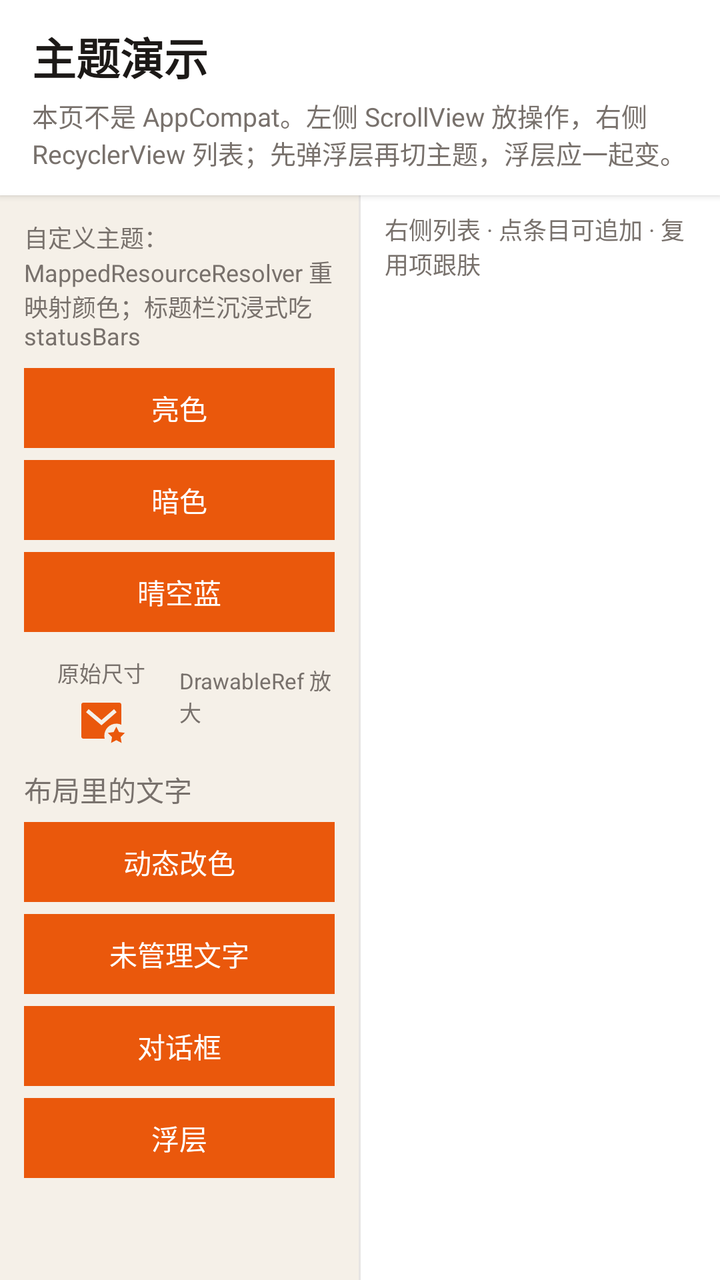
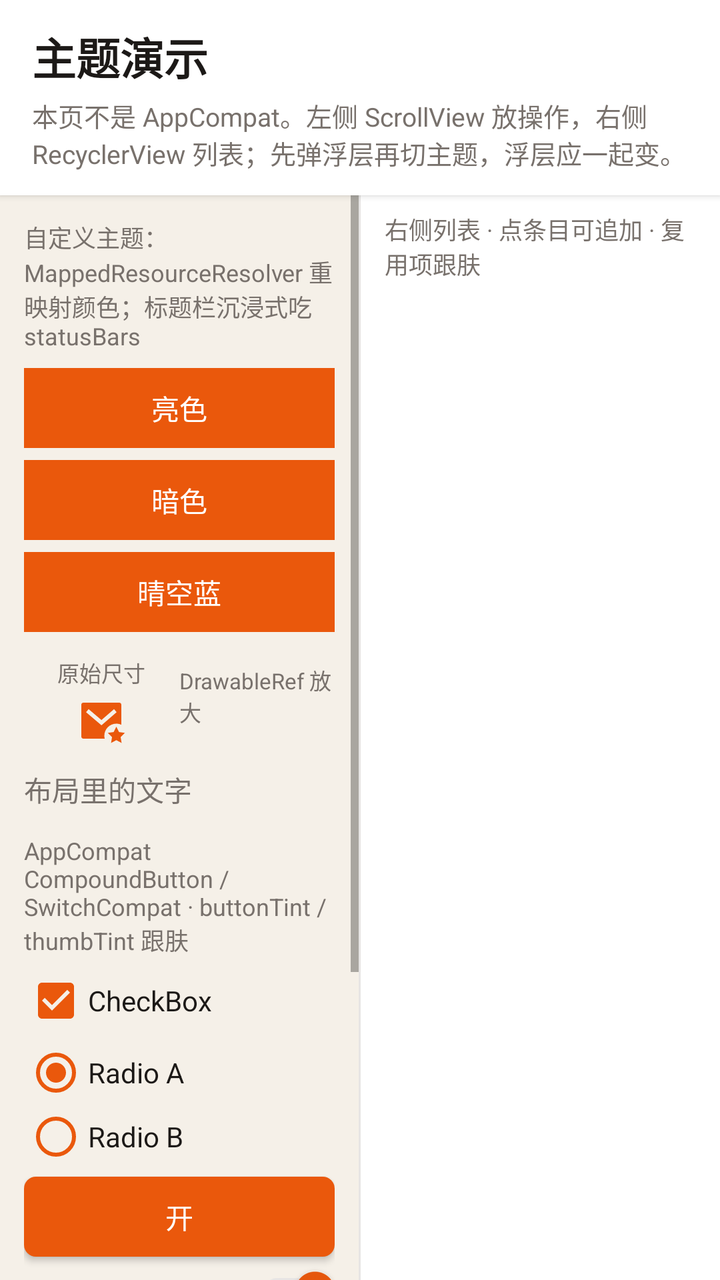

Two renders of the same Android screen: before a commit and after it. Below are the layout's source before the change and the commit's diff.
<!-- AndroidManifest.xml: application theme Theme.Themeless -->
<!-- res/layout/activity_theme_demo.xml -->
<?xml version="1.0" encoding="utf-8"?>
<LinearLayout xmlns:android="http://schemas.android.com/apk/res/android"
    xmlns:app="http://schemas.android.com/apk/res-auto"
    android:id="@+id/themeRoot"
    android:layout_width="match_parent"
    android:layout_height="match_parent"
    android:background="@color/skin_page_bg"
    android:orientation="vertical">

    <LinearLayout
        android:id="@+id/themeTitleBar"
        android:layout_width="match_parent"
        android:layout_height="wrap_content"
        android:background="@color/skin_panel_bg"
        android:elevation="2dp"
        android:orientation="vertical"
        android:paddingStart="16dp"
        android:paddingTop="12dp"
        android:paddingEnd="16dp"
        android:paddingBottom="12dp">

        <TextView
            android:id="@+id/themeTitle"
            android:layout_width="match_parent"
            android:layout_height="wrap_content"
            android:text="@string/theme_demo_title"
            android:textColor="@color/skin_text_primary"
            android:textSize="22sp"
            android:textStyle="bold" />

        <TextView
            android:id="@+id/themeSubtitle"
            android:layout_width="match_parent"
            android:layout_height="wrap_content"
            android:layout_marginTop="4dp"
            android:text="@string/theme_demo_subtitle"
            android:textColor="@color/skin_text_secondary"
            android:textSize="13sp" />
    </LinearLayout>

    <LinearLayout
        android:id="@+id/themeBody"
        android:layout_width="match_parent"
        android:layout_height="0dp"
        android:layout_weight="1"
        android:background="@color/skin_page_bg"
        android:orientation="horizontal">

        <LinearLayout
            android:id="@+id/themeControlsPane"
            android:layout_width="0dp"
            android:layout_height="match_parent"
            android:layout_weight="1"
            android:background="@color/skin_page_bg"
            android:orientation="vertical">

            
            <ScrollView
                android:id="@+id/themeControlsScroll"
                android:layout_width="match_parent"
                android:layout_height="match_parent"
                android:background="@android:color/transparent"
                android:fillViewport="true"
                android:overScrollMode="never"
                android:scrollbars="vertical">

                <LinearLayout
                    android:id="@+id/themeControlsContent"
                    android:layout_width="match_parent"
                    android:layout_height="wrap_content"
                    android:background="@android:color/transparent"
                    android:orientation="vertical"
                    android:padding="12dp">

                <TextView
                    android:layout_width="match_parent"
                    android:layout_height="wrap_content"
                    android:text="@string/theme_demo_custom_hint"
                    android:textColor="@color/skin_text_secondary"
                    android:textSize="12sp" />

                <Button
                    android:id="@+id/btnLight"
                    style="@style/Widget.Themeless.Button"
                    android:layout_width="match_parent"
                    android:layout_height="wrap_content"
                    android:layout_marginTop="8dp"
                    android:background="@color/skin_button_bg"
                    android:backgroundTint="@null"
                    android:text="@string/theme_demo_light"
                    android:textColor="@color/skin_button_text"
                    app:backgroundTint="@null" />

                <Button
                    android:id="@+id/btnDark"
                    style="@style/Widget.Themeless.Button"
                    android:layout_width="match_parent"
                    android:layout_height="wrap_content"
                    android:layout_marginTop="6dp"
                    android:background="@color/skin_button_bg"
                    android:backgroundTint="@null"
                    android:text="@string/theme_demo_dark"
                    android:textColor="@color/skin_button_text"
                    app:backgroundTint="@null" />

                <Button
                    android:id="@+id/btnCustom"
                    style="@style/Widget.Themeless.Button"
                    android:layout_width="match_parent"
                    android:layout_height="wrap_content"
                    android:layout_marginTop="6dp"
                    android:background="@color/skin_button_bg"
                    android:backgroundTint="@null"
                    android:text="@string/theme_demo_custom"
                    android:textColor="@color/skin_button_text"
                    app:backgroundTint="@null" />

                <LinearLayout
                    android:layout_width="match_parent"
                    android:layout_height="wrap_content"
                    android:layout_marginTop="12dp"
                    android:gravity="center"
                    android:orientation="horizontal">

                    <LinearLayout
                        android:layout_width="0dp"
                        android:layout_height="wrap_content"
                        android:layout_weight="1"
                        android:gravity="center_horizontal"
                        android:orientation="vertical">

                        <TextView
                            android:layout_width="wrap_content"
                            android:layout_height="wrap_content"
                            android:text="@string/theme_demo_original"
                            android:textColor="@color/skin_text_secondary"
                            android:textSize="11sp" />

                        <ImageView
                            android:id="@+id/themeOriginalIcon"
                            android:layout_width="wrap_content"
                            android:layout_height="wrap_content"
                            android:layout_marginTop="4dp"
                            android:contentDescription="@string/theme_demo_original"
                            android:src="@drawable/mail_star_fill" />
                    </LinearLayout>

                    <LinearLayout
                        android:layout_width="0dp"
                        android:layout_height="wrap_content"
                        android:layout_weight="1"
                        android:gravity="center_horizontal"
                        android:orientation="vertical">

                        <TextView
                            android:layout_width="wrap_content"
                            android:layout_height="wrap_content"
                            android:text="@string/theme_demo_resized"
                            android:textColor="@color/skin_text_secondary"
                            android:textSize="11sp" />

                        <ImageView
                            android:id="@+id/themeSizedIcon"
                            android:layout_width="wrap_content"
                            android:layout_height="wrap_content"
                            android:layout_marginTop="4dp"
                            android:contentDescription="@string/theme_demo_resized"
                            android:scaleType="fitXY" />
                    </LinearLayout>
                </LinearLayout>

                <TextView
                    android:id="@+id/themeManagedLabel"
                    android:layout_width="match_parent"
                    android:layout_height="wrap_content"
                    android:layout_marginTop="12dp"
                    android:text="@string/theme_demo_managed_sample"
                    android:textColor="@color/skin_text_secondary"
                    android:textSize="14sp" />

                <Button
                    android:id="@+id/btnThemeDynamic"
                    style="@style/Widget.Themeless.Button"
                    android:layout_width="match_parent"
                    android:layout_height="wrap_content"
                    android:layout_marginTop="6dp"
                    android:background="@color/skin_button_bg"
                    android:backgroundTint="@null"
                    android:text="@string/theme_demo_dynamic"
                    android:textColor="@color/skin_button_text"
                    app:backgroundTint="@null" />

                <Button
                    android:id="@+id/btnThemeUnmanaged"
                    style="@style/Widget.Themeless.Button"
                    android:layout_width="match_parent"
                    android:layout_height="wrap_content"
                    android:layout_marginTop="6dp"
                    android:background="@color/skin_button_bg"
                    android:backgroundTint="@null"
                    android:text="@string/theme_demo_unmanaged"
                    android:textColor="@color/skin_button_text"
                    app:backgroundTint="@null" />

                <Button
                    android:id="@+id/btnThemeDialog"
                    style="@style/Widget.Themeless.Button"
                    android:layout_width="match_parent"
                    android:layout_height="wrap_content"
                    android:layout_marginTop="6dp"
                    android:background="@color/skin_button_bg"
                    android:backgroundTint="@null"
                    android:text="@string/theme_demo_dialog"
                    android:textColor="@color/skin_button_text"
                    app:backgroundTint="@null" />

                <Button
                    android:id="@+id/btnThemePopup"
                    style="@style/Widget.Themeless.Button"
                    android:layout_width="match_parent"
                    android:layout_height="wrap_content"
                    android:layout_marginTop="6dp"
                    android:background="@color/skin_button_bg"
                    android:backgroundTint="@null"
                    android:text="@string/theme_demo_popup"
                    android:textColor="@color/skin_button_text"
                    app:backgroundTint="@null" />

                <LinearLayout
                    android:id="@+id/themeExtraRows"
                    android:layout_width="match_parent"
                    android:layout_height="wrap_content"
                    android:orientation="vertical" />
                </LinearLayout>
            </ScrollView>
        </LinearLayout>

        <View
            android:layout_width="1dp"
            android:layout_height="match_parent"
            android:background="@color/skin_divider" />

        <LinearLayout
            android:id="@+id/themeListPane"
            android:layout_width="0dp"
            android:layout_height="match_parent"
            android:layout_weight="1"
            android:background="@color/skin_panel_bg"
            android:orientation="vertical"
            android:paddingTop="8dp">

            <TextView
                android:layout_width="match_parent"
                android:layout_height="wrap_content"
                android:paddingHorizontal="12dp"
                android:text="@string/theme_demo_list_hint"
                android:textColor="@color/skin_text_secondary"
                android:textSize="12sp" />

            <androidx.recyclerview.widget.RecyclerView
                android:id="@+id/themeRecycler"
                android:layout_width="match_parent"
                android:layout_height="0dp"
                android:layout_weight="1"
                android:background="@color/skin_panel_bg"
                android:clipToPadding="false"
                android:overScrollMode="never"
                android:paddingHorizontal="12dp"
                android:paddingTop="8dp"
                android:paddingBottom="8dp" />
        </LinearLayout>
    </LinearLayout>
</LinearLayout>
<!-- resources referenced by this layout -->
<resources>
  <color name="skin_button_bg">#FFEA580C</color>
  <color name="skin_button_text">#FFFFFFFF</color>
  <color name="skin_divider">#FFE7E5E4</color>
  <color name="skin_page_bg">#FFF5F0E8</color>
  <color name="skin_panel_bg">#FFFFFFFF</color>
  <color name="skin_text_primary">#FF1C1917</color>
  <color name="skin_text_secondary">#FF78716C</color>
  <string name="theme_demo_custom">晴空蓝</string>
  <string name="theme_demo_custom_hint">自定义主题：MappedResourceResolver 重映射颜色；标题栏沉浸式吃 statusBars</string>
  <string name="theme_demo_dark">暗色</string>
  <string name="theme_demo_dialog">对话框</string>
  <string name="theme_demo_dynamic">动态改色</string>
  <string name="theme_demo_light">亮色</string>
  <string name="theme_demo_list_hint">右侧列表 · 点条目可追加 · 复用项跟肤</string>
  <string name="theme_demo_managed_sample">布局里的文字</string>
  <string name="theme_demo_original">原始尺寸</string>
  <string name="theme_demo_popup">浮层</string>
  <string name="theme_demo_resized">DrawableRef 放大</string>
  <string name="theme_demo_subtitle">本页不是 AppCompat。左侧 ScrollView 放操作，右侧 RecyclerView 列表；先弹浮层再切主题，浮层应一起变。</string>
  <string name="theme_demo_title">主题演示</string>
  <string name="theme_demo_unmanaged">未管理文字</string>
  <style name="Widget.Themeless.Button" parent="Widget.AppCompat.Button">
          <item name="android:background">@color/skin_button_bg</item>
          <item name="android:textColor">@color/skin_button_text</item>
          <item name="backgroundTint">@null</item>
          <item name="android:backgroundTint">@null</item>
          <item name="android:minHeight">40dp</item>
          <item name="android:paddingLeft">12dp</item>
          <item name="android:paddingRight">12dp</item>
          <item name="android:textAllCaps">false</item>
          <item name="android:stateListAnimator">@null</item>
          <item name="android:elevation">0dp</item>
      </style>
  <style name="Theme.Themeless" parent="Theme.AppCompat.DayNight.NoActionBar">
          
          <item name="android:forceDarkAllowed">false</item>
          <item name="android:statusBarColor">@android:color/transparent</item>
          <item name="android:navigationBarColor">@android:color/transparent</item>
          <item name="android:windowDrawsSystemBarBackgrounds">true</item>
          <item name="android:windowBackground">@color/skin_page_bg</item>
          <item name="android:buttonStyle">@style/Widget.Themeless.Button</item>
          <item name="buttonStyle">@style/Widget.Themeless.Button</item>
      </style>
  <color name="skin_accent">#FFEA580C</color>
  <!-- unchanged entries left out for length: 1 -->
</resources>

<!-- the commit's change to res/layout/activity_theme_demo.xml (unified diff, before → after) -->
@@ -177,6 +177,73 @@
                     android:text="@string/theme_demo_managed_sample"
                     android:textColor="@color/skin_text_secondary"
                     android:textSize="14sp" />
+
+                <TextView
+                    android:layout_width="match_parent"
+                    android:layout_height="wrap_content"
+                    android:layout_marginTop="12dp"
+                    android:text="@string/theme_demo_compound_hint"
+                    android:textColor="@color/skin_text_secondary"
+                    android:textSize="12sp" />
+
+                <androidx.appcompat.widget.AppCompatCheckBox
+                    android:id="@+id/themeCheckBox"
+                    android:layout_width="match_parent"
+                    android:layout_height="wrap_content"
+                    android:layout_marginTop="6dp"
+                    android:checked="true"
+                    android:text="@string/theme_demo_checkbox"
+                    android:textColor="@color/skin_text_primary"
+                    app:buttonTint="@color/skin_accent" />
+
+                <RadioGroup
+                    android:id="@+id/themeRadioGroup"
+                    android:layout_width="match_parent"
+                    android:layout_height="wrap_content"
+                    android:layout_marginTop="4dp"
+                    android:orientation="vertical">
+
+                    <androidx.appcompat.widget.AppCompatRadioButton
+                        android:id="@+id/themeRadioA"
+                        android:layout_width="match_parent"
+                        android:layout_height="wrap_content"
+                        android:checked="true"
+                        android:text="@string/theme_demo_radio_a"
+                        android:textColor="@color/skin_text_primary"
+                        app:buttonTint="@color/skin_accent" />
+
+                    <androidx.appcompat.widget.AppCompatRadioButton
+                        android:id="@+id/themeRadioB"
+                        android:layout_width="match_parent"
+                        android:layout_height="wrap_content"
+                        android:text="@string/theme_demo_radio_b"
+                        android:textColor="@color/skin_text_primary"
+                        app:buttonTint="@color/skin_accent" />
+                </RadioGroup>
+
+                <androidx.appcompat.widget.AppCompatToggleButton
+                    android:id="@+id/themeToggle"
+                    android:layout_width="match_parent"
+                    android:layout_height="40dp"
+                    android:layout_marginTop="4dp"
+                    android:background="@drawable/theme_demo_toggle_bg"
+                    android:backgroundTint="@null"
+                    android:checked="true"
+                    android:textOff="@string/theme_demo_toggle_off"
+                    android:textOn="@string/theme_demo_toggle_on"
+                    android:textColor="@color/theme_demo_toggle_text"
+                    app:backgroundTint="@null" />
+
+                <androidx.appcompat.widget.SwitchCompat
+                    android:id="@+id/themeSwitch"
+                    android:layout_width="match_parent"
+                    android:layout_height="wrap_content"
+                    android:layout_marginTop="4dp"
+                    android:checked="true"
+                    android:text="@string/theme_demo_switch"
+                    android:textColor="@color/skin_text_primary"
+                    app:thumbTint="@color/skin_accent"
+                    app:trackTint="@color/skin_divider" />
 
                 <Button
                     android:id="@+id/btnThemeDynamic"
<!-- resource entries referenced after the edit -->
@@ -7,6 +7,27 @@
   <color name="skin_panel_bg">#FFFFFFFF</color>
   <color name="skin_text_primary">#FF1C1917</color>
   <color name="skin_text_secondary">#FF78716C</color>
+  <!-- drawable theme_demo_toggle_bg (drawable) -->
+  <?xml version="1.0" encoding="utf-8"?>
+  <selector xmlns:android="http://schemas.android.com/apk/res/android">
+      <item android:state_checked="true">
+          <shape android:shape="rectangle">
+              <solid android:color="@color/skin_accent" />
+              <corners android:radius="6dp" />
+          </shape>
+      </item>
+      <item>
+          <shape android:shape="rectangle">
+              <solid android:color="@color/skin_panel_bg" />
+              <stroke
+                  android:width="1dp"
+                  android:color="@color/skin_divider" />
+              <corners android:radius="6dp" />
+          </shape>
+      </item>
+  </selector>
+  <string name="theme_demo_checkbox">CheckBox</string>
+  <string name="theme_demo_compound_hint">AppCompat CompoundButton / SwitchCompat · buttonTint / thumbTint 跟肤</string>
   <string name="theme_demo_custom">晴空蓝</string>
   <string name="theme_demo_custom_hint">自定义主题：MappedResourceResolver 重映射颜色；标题栏沉浸式吃 statusBars</string>
   <string name="theme_demo_dark">暗色</string>
@@ -17,9 +38,14 @@
   <string name="theme_demo_managed_sample">布局里的文字</string>
   <string name="theme_demo_original">原始尺寸</string>
   <string name="theme_demo_popup">浮层</string>
+  <string name="theme_demo_radio_a">Radio A</string>
+  <string name="theme_demo_radio_b">Radio B</string>
   <string name="theme_demo_resized">DrawableRef 放大</string>
   <string name="theme_demo_subtitle">本页不是 AppCompat。左侧 ScrollView 放操作，右侧 RecyclerView 列表；先弹浮层再切主题，浮层应一起变。</string>
+  <string name="theme_demo_switch">SwitchCompat</string>
   <string name="theme_demo_title">主题演示</string>
+  <string name="theme_demo_toggle_off">关</string>
+  <string name="theme_demo_toggle_on">开</string>
   <string name="theme_demo_unmanaged">未管理文字</string>
   <style name="Widget.Themeless.Button" parent="Widget.AppCompat.Button">
           <item name="android:background">@color/skin_button_bg</item>
